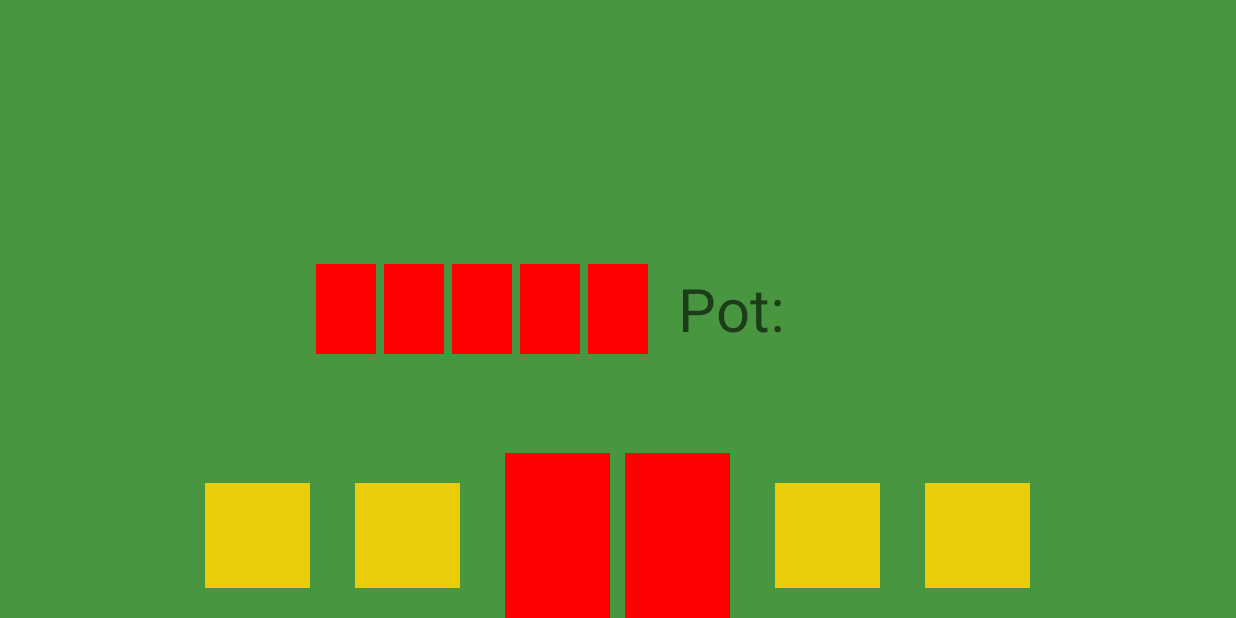
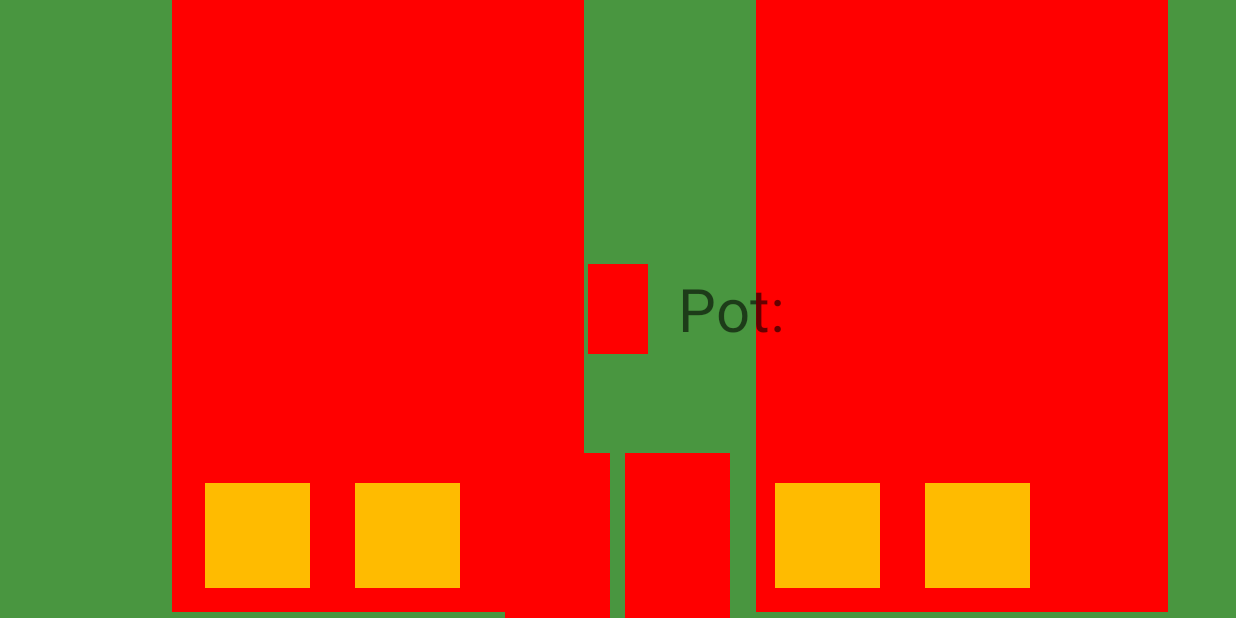
Before and after one commit to Askir/Texas-Holdem-Android, an Android app: the Game screen opened directly, with no data from a screen before it, on a phone screen of 824 x 412 dp (held sideways). Run offline under Robolectric (Android 15) with nearby library versions, the phone set to English and light mode, and no system bars.

Commit message:
finish app structure

```diff
--- a/app/src/main/java/de/szut/dqi12/texasholdem/gui/CreateGame.java
+++ b/app/src/main/java/de/szut/dqi12/texasholdem/gui/CreateGame.java
@@ -41,4 +41,5 @@ public class CreateGame extends Activity {
         });
 
     }
+
 }
--- a/app/src/main/java/de/szut/dqi12/texasholdem/gui/Game.java
+++ b/app/src/main/java/de/szut/dqi12/texasholdem/gui/Game.java
@@ -1,8 +1,13 @@
 package de.szut.dqi12.texasholdem.gui;
 
 import android.app.Activity;
+import android.graphics.Point;
 import android.os.Bundle;
+import android.util.DisplayMetrics;
+import android.view.Display;
+import android.view.ViewGroup;
 import android.widget.ImageView;
+import android.widget.LinearLayout;
 import android.widget.TableLayout;
 import android.widget.TableRow;
 
@@ -14,6 +19,11 @@ import de.szut.dqi12.texasholdem.R;
 public class Game  extends Activity {
 
     ImageView ivP1C1, ivP1C2, ivP2C1, ivP2C2, ivP3C1, ivP3C2, ivP4C1, ivP4C2, ivP5C1, ivP5C2,  ivP6C1, ivP6C2;
+
+    // numberOfRivals cant be less
+    int numberOfRivals = 1;
+    // just a default value
+    int FieldSize = 90;
 
     @Override
     protected void onCreate (Bundle savedInstanceState) {
@@ -46,23 +56,90 @@ public class Game  extends Activity {
         // rival Player 6 Cards
         ivP6C1 = (ImageView)findViewById(R.id.imageViewGameP6C1);
         ivP6C2 = (ImageView)findViewById(R.id.imageViewGameP6C2);
+
+        setFieldSize();
+        fillTableRowTop(FieldSize);
     }
 
     // 6x9
-    public void fillTableRowTop(){
+    public void fillTableRowTop(int fieldSize){
 
         // existing ImageViews
         ImageView[] existingIVs = {ivP1C1, ivP1C2, ivP2C1, ivP2C2, ivP3C1, ivP3C2, ivP4C1, ivP4C2, ivP5C1, ivP5C2, ivP6C2};
 
         // TODO: 01.12.2015 get Number of rival Player
         // just a default value
-        int numberOfRivals = 6;
+        numberOfRivals = 6;
+
+        int pair = 0;
 
         for(int addRival = 0; addRival<numberOfRivals; addRival++){
             //get rivals from list
             ImageView tempRival = existingIVs[addRival];
+
+            // TODO: 01.12.2015 anywhy rivals can not be changed
+            // set width of the tempRival
+            tempRival.getLayoutParams().width = (fieldSize / 3);
+            // set height of the tempRival
+            tempRival.getLayoutParams().height = ((fieldSize/3)/6*9);
+
+            // set left margin of tempRival
+            if(pair%2 != 0){
+                // when the second card of the rival gets processed..
+                // add a margin of ..., because a pair of cards is shown
+                setSecondMargin(tempRival);
+            }else{
+                // when beginning at the first card of the pair
+                setPrimeMargin(tempRival);
+            }
+
             //set due size and margin of the element
         }
         //default
     }
+
+    public void setFieldSize(){
+        DisplayMetrics dm = new DisplayMetrics();
+
+        getWindowManager().getDefaultDisplay().getMetrics(dm);
+
+
+        int dWidth = dm.widthPixels;
+
+        FieldSize = dWidth/numberOfRivals;
+
+    }
+
+    public void setPrimeMargin(ImageView iv){
+
+        int leftMargin = (FieldSize/2) - (FieldSize/3) - ((FieldSize/2) - (FieldSize/3))/6;
+
+        if (iv.getLayoutParams() instanceof ViewGroup.MarginLayoutParams) {
+            ViewGroup.MarginLayoutParams p = (ViewGroup.MarginLayoutParams) iv.getLayoutParams();
+            p.setMargins(leftMargin, 0, 0, 0);
+            iv.requestLayout();
+        }
+
+//        LinearLayout.LayoutParams primeMargin = (LinearLayout.LayoutParams)iv.getLayoutParams();
+//        primeMargin.setMargins(leftMargin, 0, 0, 0);
+    }
+
+    public void setSecondMargin(ImageView iv){
+
+        int leftMargin = ((FieldSize/2) - (FieldSize/3) - ((FieldSize/2) - (FieldSize/3))/6)/numberOfRivals;
+
+        if (iv.getLayoutParams() instanceof ViewGroup.MarginLayoutParams) {
+            ViewGroup.MarginLayoutParams p = (ViewGroup.MarginLayoutParams) iv.getLayoutParams();
+            p.setMargins(leftMargin, 0, 0, 0);
+            iv.requestLayout();
+        }
+//
+//        LinearLayout.LayoutParams secondMargin = (LinearLayout.LayoutParams)iv.getLayoutParams();
+//        secondMargin.setMargins(leftMargin, 0, 0, 0);
+    }
+
+    @Override
+    public void onBackPressed() {
+    }
+
 }
--- a/app/src/main/java/de/szut/dqi12/texasholdem/gui/JoinGameLobby.java
+++ b/app/src/main/java/de/szut/dqi12/texasholdem/gui/JoinGameLobby.java
@@ -2,6 +2,7 @@ package de.szut.dqi12.texasholdem.gui;
 
 import android.app.Activity;
 import android.content.Intent;
+import android.content.res.Resources;
 import android.graphics.Color;
 import android.os.Bundle;
 import android.view.View;
@@ -40,7 +41,6 @@ public class JoinGameLobby extends Activity{
         fillGamesList("DefaultGame3", true, "3");
 
         // TODO: 20.11.2015 change color of list children
-
 
         adapter = new ArrayAdapter(this, android.R.layout.simple_list_item_1, gamesList);
         lvJoinGame.setAdapter(adapter);
--- a/app/src/main/java/de/szut/dqi12/texasholdem/gui/Login.java
+++ b/app/src/main/java/de/szut/dqi12/texasholdem/gui/Login.java
@@ -39,6 +39,7 @@ public class Login extends Activity {
             @Override
             public void onClick(View v) {
 
+                btnOk.setClickable(false);
 
                 if(etUsername.getText().toString().length() > 0 && etPassword.getText().toString().length() > 0){
                     String[] userdata = {etUsername.getText().toString(), etPassword.getText().toString()};
@@ -50,7 +51,6 @@ public class Login extends Activity {
 
                     Toast.makeText(getBaseContext(), "Please type your Username and Password.", Toast.LENGTH_LONG).show();
                 }
-
             }
         });
     }
@@ -66,10 +66,12 @@ public class Login extends Activity {
             case USERDATAINCORRECT:
                 Toast.makeText(Login.this, "Userdata incorrect.", Toast.LENGTH_SHORT).show();
                 etUsername.setText("");
+                btnOk.setClickable(true);
                 break;
             case TIMEOUT:
                 Toast.makeText(Login.this, "Login Timeout.", Toast.LENGTH_SHORT).show();
                 etUsername.setText("");
+                btnOk.setClickable(true);
                 break;
         }
     }
--- a/app/src/main/java/de/szut/dqi12/texasholdem/gui/MainMenu.java
+++ b/app/src/main/java/de/szut/dqi12/texasholdem/gui/MainMenu.java
@@ -62,7 +62,7 @@ public class MainMenu extends Activity{
                 @Override
                 public void onClick(View v) {
 
-                    startActivity(new Intent(MainMenu.this, MainActivity.class).addFlags(Intent.FLAG_ACTIVITY_CLEAR_TOP | Intent.FLAG_ACTIVITY_NEW_TASK));
+                    startActivity(new Intent(MainMenu.this, MainActivity.class));
                     Toast.makeText(getBaseContext(), "Logging out.", Toast.LENGTH_SHORT).show();
                     finish();
 
@@ -70,4 +70,7 @@ public class MainMenu extends Activity{
             });
 
         }
+    @Override
+    public void onBackPressed() {
+    }
 }
--- a/app/src/main/java/de/szut/dqi12/texasholdem/gui/Register.java
+++ b/app/src/main/java/de/szut/dqi12/texasholdem/gui/Register.java
@@ -46,6 +46,7 @@ public class Register extends Activity {
             }
         });
 
+        // TODO: 11.12.2015 write function for register response from server, server sends boolean success and string with errormassage
 
     }
 }
--- a/app/src/main/res/layout/game.xml
+++ b/app/src/main/res/layout/game.xml
@@ -27,7 +27,8 @@
                 android:layout_height="0dp"
                 android:id="@+id/imageViewGameP6C2"
                 android:layout_marginLeft="0dp"
-                android:src="#ff0000" />
+                android:src="#ff0000"
+                android:visibility="visible" />
 
             <ImageView
                 android:layout_width="0dp"
@@ -35,7 +36,8 @@
                 android:id="@+id/imageViewGameP6C1"
                 android:layout_toRightOf="@+id/imageViewGameP6C2"
                 android:layout_marginLeft="0dp"
-                android:src="#ff0000" />
+                android:src="#ff0000"
+                android:visibility="visible" />
 
             <ImageView
                 android:layout_width="0dp"
```
Also changed, not shown: app/src/main/res/layout/main_menu.xml (+8 -8 lines).
